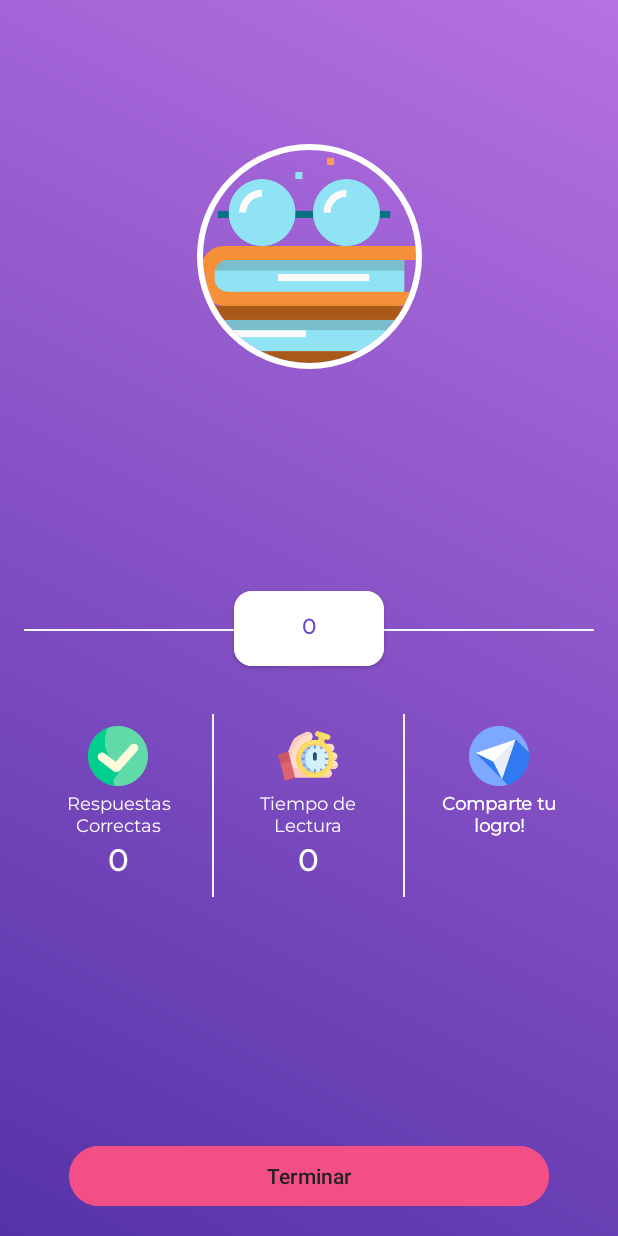
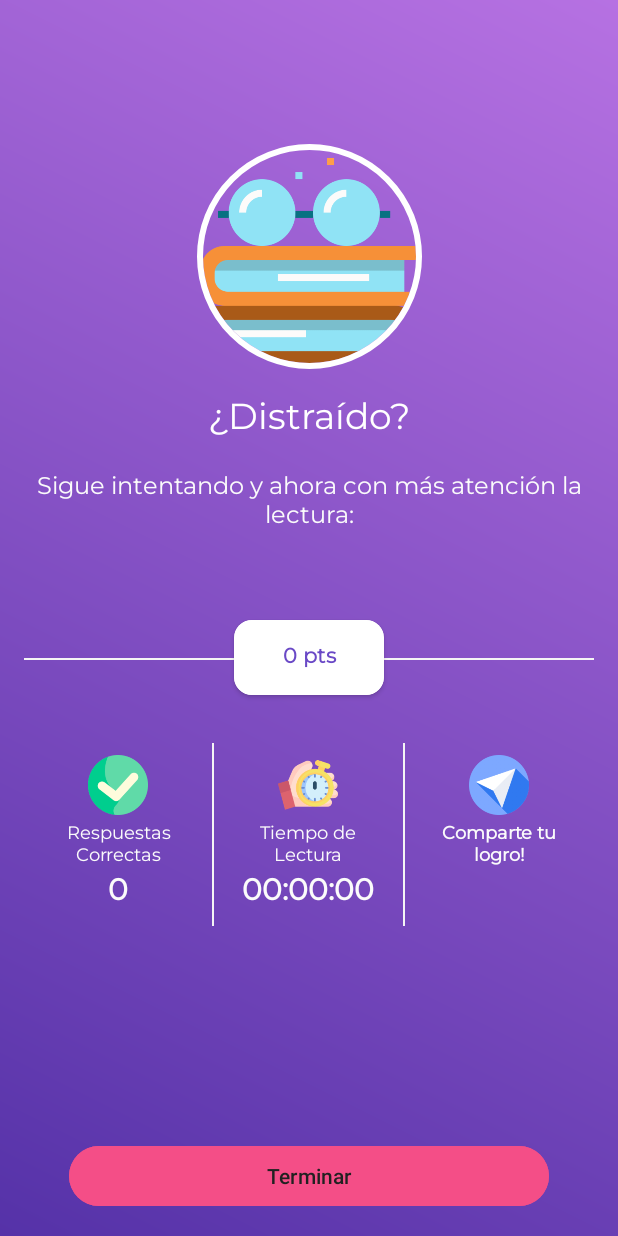
Before and after one commit to JhohellsDL/LecturaKids, an Android app: the fragment EndReadingFragment placed in its activity, on a phone screen of 412 x 824 dp. Run offline under Robolectric (Android 15) with nearby library versions, the light colour scheme and no system bars; our stand-ins replace CircleImageView, Room's generated code; 7 statements that could not run were skipped.

Commit message:
clean code, score optimized, messages changed

```diff
--- a/app/src/main/java/com/jdlstudios/lecturakids/data/AppDatabase.kt
+++ b/app/src/main/java/com/jdlstudios/lecturakids/data/AppDatabase.kt
@@ -4,11 +4,9 @@ import android.content.Context
 import androidx.room.Database
 import androidx.room.Room
 import androidx.room.RoomDatabase
-import androidx.sqlite.db.SupportSQLiteDatabase
 import com.jdlstudios.lecturakids.data.dao.ReadingDao
 import com.jdlstudios.lecturakids.data.entities.ReadingEntity
 import kotlinx.coroutines.CoroutineScope
-import kotlinx.coroutines.launch
 
 @Database(entities = [ReadingEntity::class], version = 1)
 abstract class AppDatabase : RoomDatabase() {
@@ -38,7 +36,7 @@ abstract class AppDatabase : RoomDatabase() {
         }
     }
 
-    private class LecturaDatabaseCallback(
+    /*private class LecturaDatabaseCallback(
         private val scope: CoroutineScope
     ) : Callback() {
 
@@ -68,5 +66,5 @@ abstract class AppDatabase : RoomDatabase() {
 
             readingDao.insert(reading)
         }
-    }
+    }*/
 }
--- a/app/src/main/java/com/jdlstudios/lecturakids/data/repositories/provider/ReadingBeginnerProvider.kt
+++ b/app/src/main/java/com/jdlstudios/lecturakids/data/repositories/provider/ReadingBeginnerProvider.kt
@@ -229,7 +229,7 @@ class ReadingBeginnerProvider {
                 image = R.drawable.libro_de_lectura
             ),
             ReadingItem(
-                id = 5,
+                id = 6,
                 title = "La tortuga sabia",
                 reading = "Había una vez una tortuga llamada Teresa. Teresa era conocida en el bosque por su gran sabiduría. Los demás animales acudían a ella en busca de consejo. Un día, un conejito le preguntó a Teresa cómo podía ser más rápido. La tortuga respondió: 'La velocidad no es lo más importante, la constancia lo es'. Teresa le enseñó al conejito a disfrutar cada paso y a no compararse con los demás. Desde ese día, el conejito dejó de preocuparse por ser el más rápido y comenzó a disfrutar de cada salto. Teresa continuó compartiendo su sabiduría con los demás animales y todos aprendieron a valorar la importancia de la paciencia y la constancia.",
                 questions = listOf(
@@ -273,7 +273,7 @@ class ReadingBeginnerProvider {
                 image = R.drawable.libro_de_lectura
             ),
             ReadingItem(
-                id = 6,
+                id = 7,
                 title = "El viaje de la abejita",
                 reading = "Había una vez una abejita llamada Maya. Maya vivía en una colmena con muchas otras abejas. Un día, Maya decidió emprender un emocionante viaje fuera de la colmena para explorar el mundo. Voló entre los campos de flores, recogiendo néctar y polen. En su camino, conoció a una mariposa llamada Luna, un pájaro cantor llamado Pedro y una mariquita llamada Sofía. Juntos, vivieron aventuras y descubrieron lugares increíbles. Después de un tiempo, Maya decidió regresar a su colmena y compartir todas las historias y experiencias con sus amigas abejas. A partir de ese día, la colmena se llenó de entusiasmo y las abejas se animaron a explorar el mundo también.",
                 questions = listOf(
@@ -317,7 +317,7 @@ class ReadingBeginnerProvider {
                 image = R.drawable.libro_de_lectura
             ),
             ReadingItem(
-                id = 7,
+                id = 8,
                 title = "El elefantito curioso",
                 reading = "Había una vez un elefantito llamado Pablito. Pablito era muy curioso y siempre hacía preguntas sobre todo lo que veía. Un día, mientras caminaba por la selva, vio un árbol con frutas de colores. Quería saber si eran deliciosas, así que decidió probar una. ¡Era deliciosa! Pablito estaba tan emocionado que comenzó a comer más y más frutas. Pronto, se dio cuenta de que había comido demasiado y su barriga estaba llena. No podía moverse. Pero no se preocupen, llegó su amiga la jirafa Gina, quien le dio un masaje en la barriga y lo ayudó a sentirse mejor. Desde ese día, Pablito siguió siendo curioso, pero aprendió a no excederse y a pedir ayuda cuando lo necesitaba.",
                 questions = listOf(
--- a/app/src/main/java/com/jdlstudios/lecturakids/domain/models/EndingItem.kt
+++ b/app/src/main/java/com/jdlstudios/lecturakids/domain/models/EndingItem.kt
@@ -1,7 +1,8 @@
 package com.jdlstudios.lecturakids.domain.models
 
 import android.os.Parcelable
-import kotlinx.android.parcel.Parcelize
+import kotlinx.parcelize.Parcelize
+
 
 @Parcelize
 data class EndingItem(
--- a/app/src/main/java/com/jdlstudios/lecturakids/ui/screens/EndReadingFragment.kt
+++ b/app/src/main/java/com/jdlstudios/lecturakids/ui/screens/EndReadingFragment.kt
@@ -38,9 +38,27 @@ class EndReadingFragment : Fragment() {
         val percentage: Int = safeArgs.endingItem.percentage
         val answersCorrect: Int = safeArgs.endingItem.answersCorrect
 
-        binding.textScore.text = score.toString()
+
+        when (score) {
+            in 81..99 -> {
+                binding.txtMessageCongratulations.setText(R.string.message_congratulations)
+                binding.txtMessage.setText(R.string.message_completion_correct)
+            }
+
+            in 61..80 -> {
+                binding.txtMessageCongratulations.setText(R.string.message_felicitations)
+                binding.txtMessage.setText(R.string.message_completion)
+            }
+
+            else -> {
+                binding.txtMessageCongratulations.setText(R.string.message_attention)
+                binding.txtMessage.setText(R.string.message_retry)
+            }
+        }
+
+        binding.textScore.text = String.format("%d pts", score)
         binding.txtTitleReading.text = title
-        binding.textTime.text = time.toString()
+        binding.textTime.text = Utils.convertSecondsTime(time)
         binding.textAnswerCorrects.text = answersCorrect.toString()
 
         //--------------------------------- Para el VIEWMODEL --------------------------------------------------------------
--- a/app/src/main/java/com/jdlstudios/lecturakids/ui/screens/InformationFragment.kt
+++ b/app/src/main/java/com/jdlstudios/lecturakids/ui/screens/InformationFragment.kt
@@ -1,7 +1,6 @@
 package com.jdlstudios.lecturakids.ui.screens
 
 import android.os.Bundle
-import android.util.Log
 import android.view.LayoutInflater
 import android.view.View
 import android.view.ViewGroup
--- a/app/src/main/java/com/jdlstudios/lecturakids/ui/screens/ReadingFragment.kt
+++ b/app/src/main/java/com/jdlstudios/lecturakids/ui/screens/ReadingFragment.kt
@@ -1,18 +1,16 @@
 package com.jdlstudios.lecturakids.ui.screens
 
 import android.os.Bundle
-import androidx.fragment.app.Fragment
 import android.view.LayoutInflater
 import android.view.View
 import android.view.ViewGroup
+import androidx.fragment.app.Fragment
 import androidx.navigation.findNavController
 import androidx.navigation.fragment.navArgs
-import com.jdlstudios.lecturakids.R
 import com.jdlstudios.lecturakids.data.repositories.provider.ReadingAdvancedProvider
 import com.jdlstudios.lecturakids.data.repositories.provider.ReadingBeginnerProvider
 import com.jdlstudios.lecturakids.data.repositories.provider.ReadingIntermediateProvider
 import com.jdlstudios.lecturakids.databinding.FragmentReadingBinding
-import com.jdlstudios.lecturakids.databinding.FragmentSelectedLevelBinding
 import com.jdlstudios.lecturakids.domain.usescases.GetReadingUseCase
 
 class ReadingFragment : Fragment() {
@@ -39,6 +37,7 @@ class ReadingFragment : Fragment() {
 
         binding.textContent.text = reading.reading
         binding.textTitle.text = reading.title
+        binding.imageReading.setImageResource(reading.image)
 
         binding.btnSiguiente.setOnClickListener {
             val action = ReadingFragmentDirections.actionReadingFragmentToQuestionsFragment(level, id)
--- a/app/src/main/res/layout/fragment_reading.xml
+++ b/app/src/main/res/layout/fragment_reading.xml
@@ -54,7 +54,7 @@
                     android:layout_marginTop="8dp"
                     android:fontFamily="@font/montserrat"
                     android:textColor="@color/textTitle2"
-                    android:textSize="24sp"
+                    android:textSize="28sp"
                     android:textStyle="bold"
                     app:layout_constraintEnd_toStartOf="@id/image_reading"
                     app:layout_constraintBottom_toBottomOf="parent"
--- a/app/src/main/res/values/strings.xml
+++ b/app/src/main/res/values/strings.xml
@@ -35,4 +35,13 @@ A Max le gusta explorar y jugar por toda la casa. Un día, encontró una bola de
     <string name="informe_de_lecturas">Informe de Lecturas</string>
 
 
+    <string name="message_congratulations">¡Excelente!</string>
+    <string name="message_completion_correct">Has completado correctamente la lectura:</string>
+    <string name="message_completion">Has completado la lectura:</string>
+    <string name="message_felicitations">¡Felicitaciones!</string>
+    <string name="message_attention">¿Distraído?</string>
+    <string name="message_retry">Sigue intentando y ahora con más atención la lectura:</string>
+
+
+
 </resources>
```
Also changed, not shown: app/src/main/java/com/jdlstudios/lecturakids/domain/utils/StopWatch.kt (+1 -68 lines), app/src/main/java/com/jdlstudios/lecturakids/domain/utils/Utils.kt (+9 -3 lines), app/src/main/java/com/jdlstudios/lecturakids/ui/screens/QuestionsFragment.kt (+14 -44 lines), app/src/main/java/com/jdlstudios/lecturakids/ui/screens/SelectedLevelFragment.kt (+31 -28 lines), app/src/main/java/com/jdlstudios/lecturakids/ui/screens/SelectedReadingFragment.kt (+11 -12 lines).
